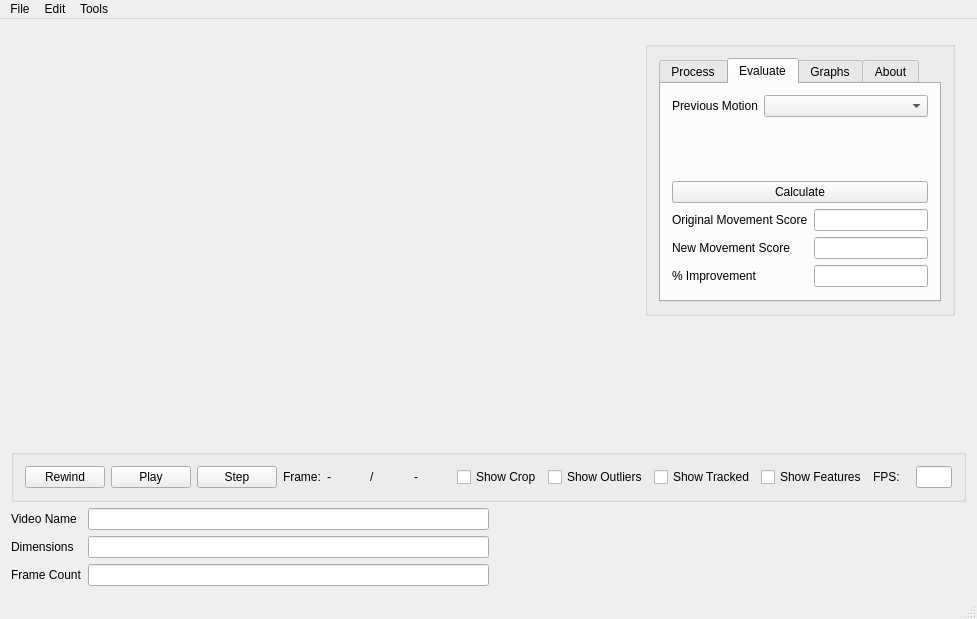
The window that mainwindow.ui (oliw/motion) describes before a commit, drawn with Qt 5.
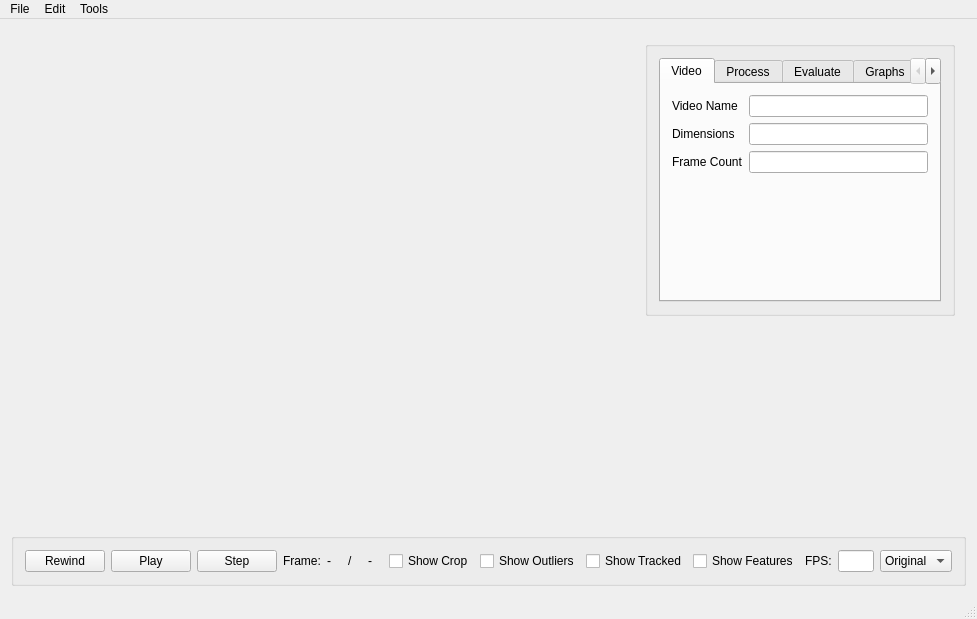
The same window after the commit.

The edit to the form file:
```diff
--- a/mainwindow.ui
+++ b/mainwindow.ui
@@ -11,7 +11,7 @@
    </rect>
   </property>
   <property name="sizePolicy">
-   <sizepolicy hsizetype="Preferred" vsizetype="Preferred">
+   <sizepolicy hsizetype="Preferred" vsizetype="Expanding">
     <horstretch>0</horstretch>
     <verstretch>0</verstretch>
    </sizepolicy>
@@ -100,8 +100,65 @@
           <item>
            <widget class="QTabWidget" name="tabWidget">
             <property name="currentIndex">
-             <number>1</number>
+             <number>0</number>
             </property>
+            <widget class="QWidget" name="tab_5">
+             <attribute name="title">
+              <string>Video</string>
+             </attribute>
+             <layout class="QVBoxLayout" name="verticalLayout_6">
+              <item>
+               <layout class="QFormLayout" name="formLayout">
+                <property name="fieldGrowthPolicy">
+                 <enum>QFormLayout::AllNonFixedFieldsGrow</enum>
+                </property>
+                <item row="0" column="0">
+                 <widget class="QLabel" name="videoNameLabel">
+                  <property name="text">
+                   <string>Video Name</string>
+                  </property>
+                 </widget>
+                </item>
+                <item row="0" column="1">
+                 <widget class="QLineEdit" name="videoNameLineEdit">
+                  <property name="readOnly">
+                   <bool>true</bool>
+                  </property>
+                 </widget>
+                </item>
+                <item row="1" column="0">
+                 <widget class="QLabel" name="dimensionsLabel">
+                  <property name="text">
+                   <string>Dimensions</string>
+                  </property>
+                 </widget>
+                </item>
+                <item row="1" column="1">
+                 <widget class="QLineEdit" name="dimensionsLineEdit">
+                  <property name="readOnly">
+                   <bool>true</bool>
+                  </property>
+                 </widget>
+                </item>
+                <item row="3" column="0">
+                 <widget class="QLabel" name="frameCountLabel_2">
+                  <property name="text">
+                   <string>Frame Count</string>
+                  </property>
+                 </widget>
+                </item>
+                <item row="3" column="1">
+                 <widget class="QLineEdit" name="frameCountLineEdit">
+                  <property name="readOnly">
+                   <bool>true</bool>
+                  </property>
+                 </widget>
+                </item>
+               </layout>
+              </item>
+             </layout>
+             <zorder>videoNameLineEdit</zorder>
+            </widget>
             <widget class="QWidget" name="tab">
              <attribute name="title">
               <string>Process</string>
@@ -299,7 +356,7 @@
       <property name="sizePolicy">
        <sizepolicy hsizetype="Preferred" vsizetype="Preferred">
         <horstretch>0</horstretch>
-        <verstretch>1</verstretch>
+        <verstretch>2</verstretch>
        </sizepolicy>
       </property>
       <property name="minimumSize">
@@ -415,75 +472,18 @@
          </property>
         </widget>
        </item>
+       <item>
+        <widget class="QComboBox" name="comboBox">
+         <item>
+          <property name="text">
+           <string>Original</string>
+          </property>
+         </item>
+        </widget>
+       </item>
       </layout>
      </widget>
     </item>
-    <item>
-     <layout class="QHBoxLayout" name="horizontalLayout">
-      <item>
-       <layout class="QFormLayout" name="formLayout">
-        <property name="fieldGrowthPolicy">
-         <enum>QFormLayout::AllNonFixedFieldsGrow</enum>
-        </property>
-        <item row="0" column="0">
-         <widget class="QLabel" name="videoNameLabel">
-          <property name="text">
-           <string>Video Name</string>
-          </property>
-         </widget>
-        </item>
-        <item row="0" column="1">
-         <widget class="QLineEdit" name="videoNameLineEdit">
-          <property name="readOnly">
-           <bool>true</bool>
-          </property>
-         </widget>
-        </item>
-        <item row="1" column="0">
-         <widget class="QLabel" name="dimensionsLabel">
-          <property name="text">
-           <string>Dimensions</string>
-          </property>
-         </widget>
-        </item>
-        <item row="1" column="1">
-         <widget class="QLineEdit" name="dimensionsLineEdit">
-          <property name="readOnly">
-           <bool>true</bool>
-          </property>
-         </widget>
-        </item>
-        <item row="3" column="0">
-         <widget class="QLabel" name="frameCountLabel_2">
-          <property name="text">
-           <string>Frame Count</string>
-          </property>
-         </widget>
-        </item>
-        <item row="3" column="1">
-         <widget class="QLineEdit" name="frameCountLineEdit">
-          <property name="readOnly">
-           <bool>true</bool>
-          </property>
-         </widget>
-        </item>
-       </layout>
-      </item>
-      <item>
-       <spacer name="horizontalSpacer">
-        <property name="orientation">
-         <enum>Qt::Horizontal</enum>
-        </property>
-        <property name="sizeHint" stdset="0">
-         <size>
-          <width>40</width>
-          <height>20</height>
-         </size>
-        </property>
-       </spacer>
-      </item>
-     </layout>
-    </item>
    </layout>
    <zorder>playerControlsBox</zorder>
    <zorder>widget_2</zorder>
```
